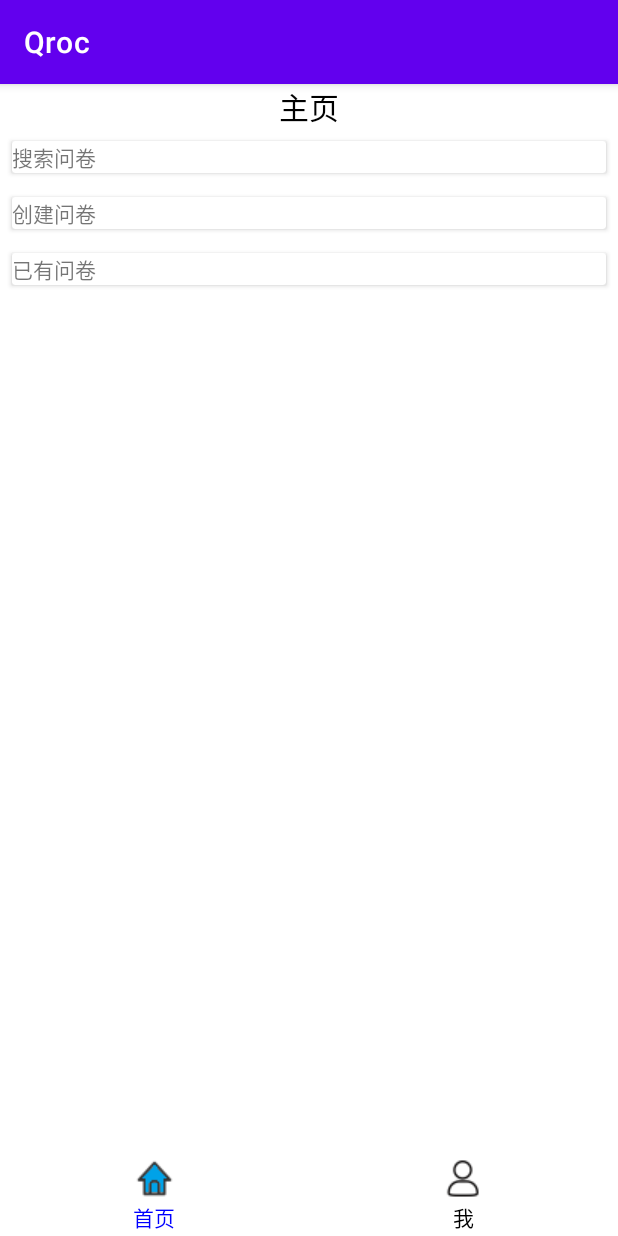
After one commit to GladerJ/Qroc, an Android app: the MainActivity screen opened directly, with no data from a screen before it, on a phone screen of 412 x 824 dp. The commit adds this screen. Run offline under Robolectric (Android 15) with nearby library versions, the phone set to English and light mode, and no system bars.

Commit message:
完成了导航栏界面

```diff
--- a/app/build.gradle
+++ b/app/build.gradle
@@ -52,4 +52,5 @@ dependencies {
     implementation 'com.tencent:mmkv-static:1.2.2'
 
 
+
 }
--- a/app/src/main/AndroidManifest.xml
+++ b/app/src/main/AndroidManifest.xml
@@ -29,7 +29,7 @@
             </intent-filter>
         </activity>
 
-        <activity android:name=".Main">
+        <activity android:name=".MainActivity">
             <intent-filter>
                 <action android:name="android.intent.action.MAIN"/>
 
@@ -37,6 +37,7 @@
             </intent-filter>
         </activity>
 
+
     </application>
 
 </manifest>
--- /dev/null
+++ b/app/src/main/java/com/example/qroc/MainActivity.java
@@ -0,0 +1,95 @@
+package com.example.qroc;
+
+import android.graphics.Color;
+import android.os.Bundle;
+import android.view.LayoutInflater;
+import android.view.View;
+import android.view.ViewGroup;
+import android.widget.RadioButton;
+import android.widget.RadioGroup;
+import androidx.annotation.NonNull;
+import androidx.appcompat.app.AppCompatActivity;
+import androidx.recyclerview.widget.LinearLayoutManager;
+import androidx.recyclerview.widget.RecyclerView;
+import androidx.viewpager.widget.PagerAdapter;
+import androidx.viewpager.widget.ViewPager;
+
+import java.util.ArrayList;
+import java.util.List;
+
+public class MainActivity extends AppCompatActivity {
+
+
+    private ViewPager viewPager;
+    private RadioGroup radioGroup;
+    private RadioButton tab1, tab2;
+    private List<View> views;
+
+    @Override
+    protected void onCreate(Bundle savedInstanceState) {
+
+        super.onCreate(savedInstanceState);
+        setContentView(R.layout.main);
+
+        initView();
+        radioGroup.setOnCheckedChangeListener(new RadioGroup.OnCheckedChangeListener() {
+            @Override
+            public void onCheckedChanged(RadioGroup radioGroup, int i) {
+                switch (i) {
+                    case R.id.zy:
+                        viewPager.setCurrentItem(0);
+                        break;
+                    case R.id.me:
+                        viewPager.setCurrentItem(1);
+                        break;
+                }
+            }
+        });
+
+    }
+
+    private void initView() {
+        //初始化控件
+        viewPager = findViewById(R.id.viewpager);
+        radioGroup = findViewById(R.id.tab);
+        tab1 = findViewById(R.id.zy);
+        tab2 = findViewById(R.id.me);
+
+        views = new ArrayList<>();
+        views.add(LayoutInflater.from(this).inflate(R.layout.main_page, null));
+        views.add(LayoutInflater.from(this).inflate(R.layout.mine, null));
+
+        viewPager.setAdapter(new MyViewPagerAdapter(views));
+
+        //滑动
+        tab1.setTextColor(Color.BLUE);
+        viewPager.setOnPageChangeListener(new ViewPager.OnPageChangeListener() {
+            @Override
+            public void onPageScrolled(int position, float positionOffset, int positionOffsetPixels) {
+
+            }
+
+            @Override
+            public void onPageSelected(int position) {
+                if (position == 0) {
+                    tab1.setCompoundDrawablesWithIntrinsicBounds(null, getResources().getDrawable(R.drawable.zy), null, null);
+                    tab2.setCompoundDrawablesWithIntrinsicBounds(null, getResources().getDrawable(R.drawable.me_s), null, null);
+                    tab1.setTextColor(Color.BLUE);
+                    tab2.setTextColor(Color.BLACK);
+                } else {
+                    tab1.setCompoundDrawablesWithIntrinsicBounds(null, getResources().getDrawable(R.drawable.zy_s), null, null);
+                    tab2.setCompoundDrawablesWithIntrinsicBounds(null, getResources().getDrawable(R.drawable.me), null, null);
+                    tab2.setTextColor(Color.BLUE);
+                    tab1.setTextColor(Color.BLACK);
+                }
+                tab1.setChecked(position == 0);
+                tab2.setChecked(position != 0);
+            }
+
+            @Override
+            public void onPageScrollStateChanged(int state) {
+
+            }
+        });
+    }
+}
--- /dev/null
+++ b/app/src/main/java/com/example/qroc/MyViewPagerAdapter.java
@@ -0,0 +1,39 @@
+package com.example.qroc;
+
+import android.view.View;
+import android.view.ViewGroup;
+import androidx.annotation.NonNull;
+import androidx.viewpager.widget.PagerAdapter;
+
+import java.util.List;
+
+//ViewPager适配器
+public class MyViewPagerAdapter extends PagerAdapter {
+    private List<View> views;
+    public MyViewPagerAdapter(){}
+    @Override
+    public int getCount() {
+        return views.size();
+    }
+
+    public MyViewPagerAdapter(List<View> views) {
+        this.views = views;
+    }
+
+    @Override
+    public boolean isViewFromObject(@NonNull View view, @NonNull Object object) {
+        return view == object;
+    }
+
+    @Override
+    public void destroyItem(@NonNull ViewGroup container, int position, @NonNull Object object) {
+        container.removeView(views.get(position));
+    }
+
+    @NonNull
+    @Override
+    public Object instantiateItem(@NonNull ViewGroup container, int position) {
+        container.addView(views.get(position));
+        return views.get(position);
+    }
+}
--- /dev/null
+++ b/app/src/main/res/drawable/text_selector.xml
@@ -0,0 +1,5 @@
+<!-- res/drawable/text_selector.xml -->
+<selector xmlns:android="http://schemas.android.com/apk/res/android">
+    <item android:state_pressed="true" android:drawable="@android:color/darker_gray" /> <!-- 点击时的背景 -->
+    <item android:drawable="@android:color/transparent" /> <!-- 默认背景 -->
+</selector>
--- a/app/src/main/res/layout/main.xml
+++ b/app/src/main/res/layout/main.xml
@@ -1,6 +1,53 @@
 <?xml version="1.0" encoding="utf-8"?>
 <androidx.constraintlayout.widget.ConstraintLayout xmlns:android="http://schemas.android.com/apk/res/android"
                                                    android:layout_width="match_parent"
-                                                   android:layout_height="match_parent">
+                                                   android:layout_height="match_parent"
+                                                   xmlns:app="http://schemas.android.com/apk/res-auto">
+    <RelativeLayout xmlns:android="http://schemas.android.com/apk/res/android"
+                    xmlns:app="http://schemas.android.com/apk/res-auto"
+                    xmlns:tools="http://schemas.android.com/tools"
+                    android:layout_width="match_parent"
+                    android:layout_height="match_parent"
+                    tools:context="com.example.qroc.MainActivity">
+
+        <androidx.viewpager.widget.ViewPager
+                android:id="@+id/viewpager"
+                android:layout_width="match_parent"
+                android:layout_height="match_parent"
+                android:layout_above="@+id/tab"/>
+
+        <RadioGroup
+                android:id="@+id/tab"
+                android:layout_width="fill_parent"
+                android:layout_height="55dp"
+                android:gravity="center_vertical"
+                android:layout_alignParentBottom="true"
+                android:orientation="horizontal">
+
+            <RadioButton
+                    android:id="@+id/zy"
+                    android:layout_width="0dp"
+                    android:layout_height="wrap_content"
+                    android:layout_weight="1"
+                    android:button="@null"
+                    android:checked="true"
+                    android:gravity="center"
+                    android:paddingLeft="0dp"
+                    android:drawableTop="@drawable/zy"
+                    android:text="首页" />
+
+            <RadioButton
+                    android:id="@+id/me"
+                    android:layout_width="0dp"
+                    android:layout_height="wrap_content"
+                    android:layout_weight="1"
+                    android:button="@null"
+                    android:gravity="center"
+                    android:paddingLeft="0dp"
+                    android:drawableTop="@drawable/me_s"
+                    android:text="我" />
+        </RadioGroup>
+    </RelativeLayout>
+
 
 </androidx.constraintlayout.widget.ConstraintLayout>
--- /dev/null
+++ b/app/src/main/res/layout/main_page.xml
@@ -0,0 +1,68 @@
+<?xml version="1.0" encoding="utf-8"?>
+<RelativeLayout xmlns:android="http://schemas.android.com/apk/res/android"
+                android:layout_width="match_parent"
+                android:layout_height="match_parent">
+
+<ScrollView
+        android:layout_width="match_parent"
+        android:layout_height="match_parent">
+
+    <LinearLayout
+            android:layout_width="match_parent"
+            android:layout_height="wrap_content"
+            android:orientation="vertical">
+        <TextView
+                android:layout_width="wrap_content"
+                android:layout_height="wrap_content"
+                android:text="主页"
+                android:textSize="20sp"
+                android:textColor="#000000"
+                android:layout_gravity="center" />
+
+        <androidx.cardview.widget.CardView
+                android:layout_width="match_parent"
+                android:layout_height="wrap_content"
+                android:layout_margin="8dp"
+                android:padding="16dp">
+
+            <TextView
+                    android:layout_width="match_parent"
+                    android:layout_height="wrap_content"
+                    android:text="搜索问卷"
+                    android:background="@drawable/text_selector" />
+
+        </androidx.cardview.widget.CardView>
+
+        <androidx.cardview.widget.CardView
+                android:layout_width="match_parent"
+                android:layout_height="wrap_content"
+                android:layout_margin="8dp"
+                android:padding="16dp">
+
+            <TextView
+                    android:layout_width="match_parent"
+                    android:layout_height="wrap_content"
+                    android:text="创建问卷"
+                    android:background="@drawable/text_selector" />
+
+        </androidx.cardview.widget.CardView>
+
+        <androidx.cardview.widget.CardView
+                android:layout_width="match_parent"
+                android:layout_height="wrap_content"
+                android:layout_margin="8dp"
+                android:padding="16dp">
+
+            <TextView
+                    android:layout_width="match_parent"
+                    android:layout_height="wrap_content"
+                    android:text="已有问卷"
+                    android:background="@drawable/text_selector" />
+
+        </androidx.cardview.widget.CardView>
+
+    </LinearLayout>
+
+</ScrollView>
+
+</RelativeLayout>
```
Also changed, not shown: app/src/main/java/com/example/qroc/LoginUser.java (+9 -5 lines), app/src/main/java/com/example/qroc/Main.java (deleted, +0 -13 lines), app/src/main/res/layout/mine.xml (added, +24 -0 lines), app/src/main/res/drawable/me.png (added), app/src/main/res/drawable/me_s.png (added), app/src/main/res/drawable/zy.png (added), app/src/main/res/drawable/zy_s.png (added).
